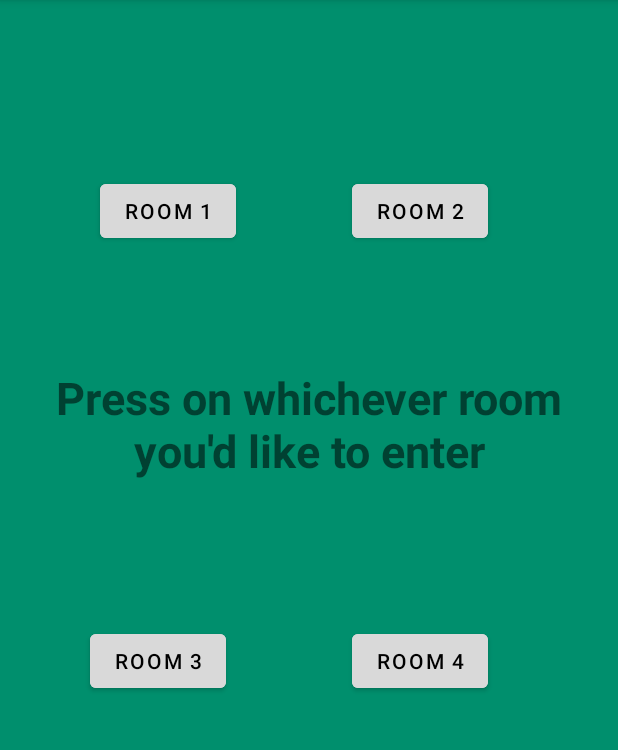
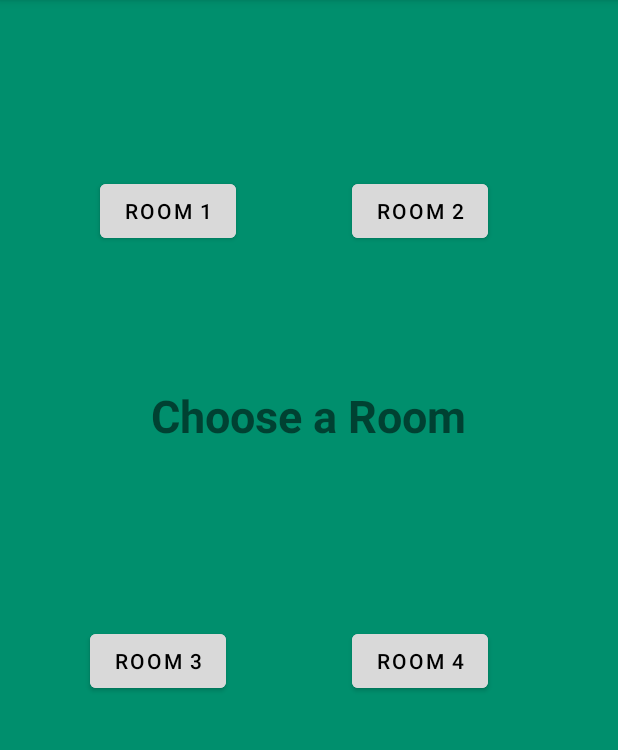
Before and after one commit to schenna217/FantasyBasketball, an Android app: the BreakoutRoom screen opened directly, with no data from a screen before it, on a phone screen of 412 x 824 dp, the part 84-834 px from its top. Run offline under Robolectric (Android 15) with nearby library versions, the phone set to English and light mode, and no system bars; our stand-ins replace Firebase (no records; nobody signed in at launch, a user with empty details on screens opened directly).

Commit message:
Creating new rooms

```diff
--- a/app/build.gradle
+++ b/app/build.gradle
@@ -32,6 +32,7 @@ dependencies {
     implementation 'androidx.appcompat:appcompat:1.5.1'
     implementation 'com.google.android.material:material:1.6.1'
     implementation 'androidx.constraintlayout:constraintlayout:2.1.4'
+    implementation 'com.google.firebase:firebase-database:20.1.0'
     testImplementation 'junit:junit:4.13.2'
     androidTestImplementation 'androidx.test.ext:junit:1.1.3'
     androidTestImplementation 'androidx.test.espresso:espresso-core:3.4.0'
--- a/app/src/main/java/com/example/fantasybasketballproject/BreakoutRoom.java
+++ b/app/src/main/java/com/example/fantasybasketballproject/BreakoutRoom.java
@@ -3,12 +3,39 @@ package com.example.fantasybasketballproject;
 import androidx.appcompat.app.AppCompatActivity;
 
 import android.os.Bundle;
+import android.view.View;
+
+import com.google.firebase.database.DatabaseReference;
+import com.google.firebase.database.FirebaseDatabase;
+
+import java.util.ArrayList;
+import java.util.Arrays;
+import java.util.List;
 
 public class BreakoutRoom extends AppCompatActivity {
 
+    FirebaseDatabase database = FirebaseDatabase.getInstance();
+    DatabaseReference myRef = FirebaseDatabase.getInstance().getReference();
+    int roomNum = 0;
+    List<String> playerList =  Arrays.asList("Beal","Booker", "Murray");
+    List<String> draftList;
     @Override
     protected void onCreate(Bundle savedInstanceState) {
         super.onCreate(savedInstanceState);
         setContentView(R.layout.activity_breakout_room);
+        draftList = new ArrayList<>();
     }
+
+    public void room1(View view)
+    {
+        roomNum = 1;
+        createRoom(view);
+    }
+    public void createRoom(View view)
+    {
+        myRef.child("Room " + roomNum).child("Player List").setValue(playerList);
+
+    }
+
+
 }
--- a/app/src/main/java/com/example/fantasybasketballproject/MainActivity.java
+++ b/app/src/main/java/com/example/fantasybasketballproject/MainActivity.java
@@ -18,7 +18,7 @@ public class MainActivity extends AppCompatActivity {
         ImageView imageView = findViewById(R.id.imageView);
 
         Picasso.get().load("https://ak-static.cms.nba.com/wp-content/uploads/headshots/nba/latest/260x190/203507.png")
-                .into(imageView);
+               .into(imageView);
 
 //        Picasso.with(this)
 //                .load("https://media.geeksforgeeks.org/wp-content/cdn-uploads/logo-new-2.svg")
--- a/app/src/main/res/layout/activity_breakout_room.xml
+++ b/app/src/main/res/layout/activity_breakout_room.xml
@@ -67,14 +67,14 @@
         android:id="@+id/textView"
         android:layout_width="wrap_content"
         android:layout_height="wrap_content"
-        android:text="Press on whichever room you'd like to enter"
+        android:text="Choose a Room"
         android:textAlignment="center"
         android:textSize="30sp"
         android:textStyle="bold"
         app:layout_constraintBottom_toBottomOf="parent"
         app:layout_constraintEnd_toEndOf="parent"
-        app:layout_constraintHorizontal_bias="0.0"
+        app:layout_constraintHorizontal_bias="0.497"
         app:layout_constraintStart_toStartOf="parent"
         app:layout_constraintTop_toTopOf="parent"
-        app:layout_constraintVertical_bias="0.354" />
+        app:layout_constraintVertical_bias="0.353" />
 </androidx.constraintlayout.widget.ConstraintLayout>
--- a/build.gradle
+++ b/build.gradle
@@ -9,7 +9,7 @@ buildscript {
 
     dependencies {
         // Add the dependency for the Google services Gradle plugin
-        classpath 'com.google.gms:google-services:4.3.13'
+        classpath 'com.google.gms:google-services:4.3.14'
     }
 }
 
```
